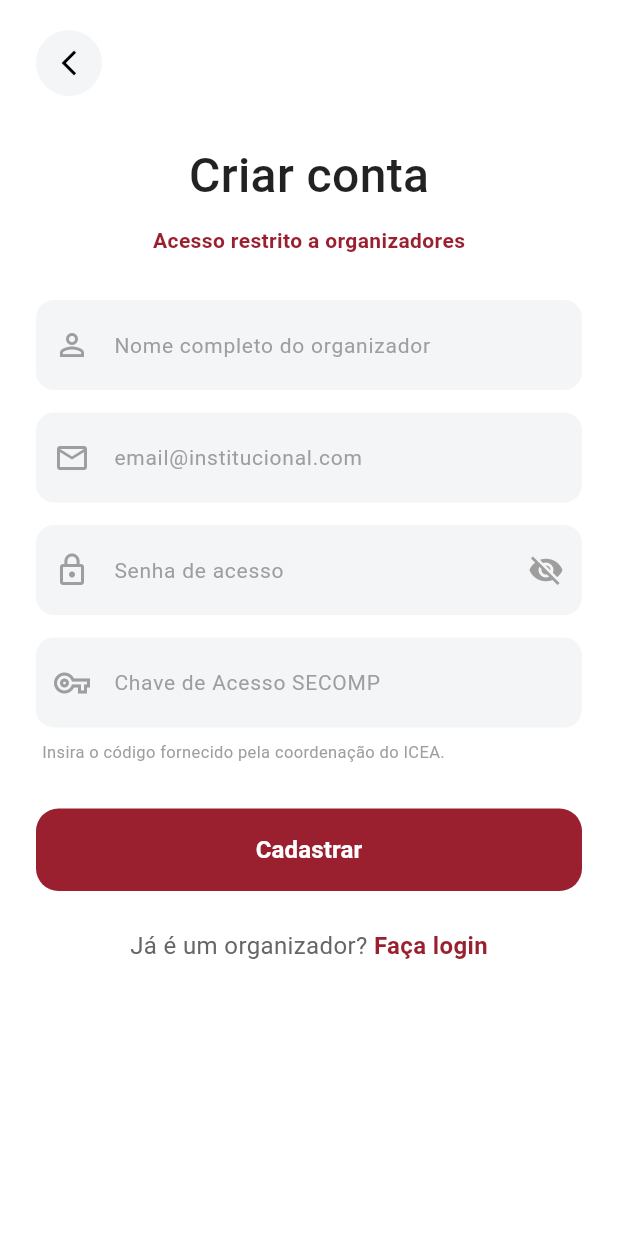
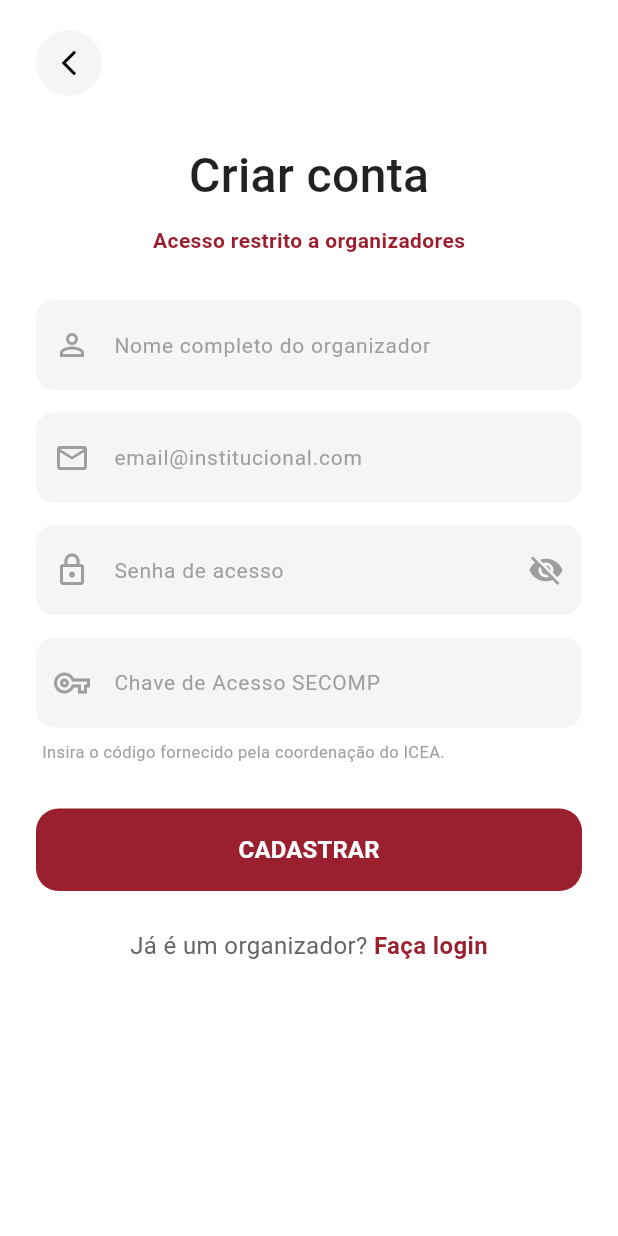
Before and after one commit to victoriacarvalho/secomp_app, a Flutter app: the SignUpAdmScreen screen opened directly, on a phone screen of 412 x 824 dp. Run offline on Flutter 3.47's test engine with Material 3 defaults, Android fonts, the light colour scheme and no system bars; our stand-ins replace cloud_firestore, firebase_auth, firebase_core, image_picker; accounts and stored records are empty; Roboto replaces fonts that are missing (Times New Roman).

Commit message:
refactor: add SignUpAdmScreen with restricted access logic and anti-stretch scroll

```diff
--- a/lib/screens/sign_up_adm_screen.dart
+++ b/lib/screens/sign_up_adm_screen.dart
@@ -1,6 +1,6 @@
 import 'package:flutter/material.dart';
 import '../servicos/autenticacao_servico.dart';
-import 'home_screen.dart'; // Import necessário para o redirecionamento
+import 'home_screen.dart';
 
 class SignUpAdmScreen extends StatefulWidget {
   const SignUpAdmScreen({super.key});
@@ -10,12 +10,10 @@ class SignUpAdmScreen extends StatefulWidget {
 }
 
 class _SignUpAdmScreenState extends State<SignUpAdmScreen> {
-
   final Color primaryRed = const Color(0xFF9A202F);
   final Color lightGreyBackground = const Color(0xFFF3F5F7);
   final Color textGrey = const Color(0xFF666666);
 
-  // Instância do serviço e Controllers
   final AutenticacaoServico _authService = AutenticacaoServico();
   final TextEditingController _nomeController = TextEditingController();
   final TextEditingController _emailController = TextEditingController();
@@ -34,7 +32,7 @@ class _SignUpAdmScreenState extends State<SignUpAdmScreen> {
     super.dispose();
   }
 
-  // --- LÓGICA DE CADASTRO MODIFICADA ---
+  // --- LÓGICA DE CADASTRO ADMINISTRATIVO ---
   void _validarCadastroAdm() async {
     String nome = _nomeController.text.trim();
     String email = _emailController.text.trim();
@@ -48,7 +46,7 @@ class _SignUpAdmScreenState extends State<SignUpAdmScreen> {
 
     setState(() => _isLoading = true);
 
-    // O serviço agora usa o UID do Auth para criar o doc no Firestore
+    // Cadastra no Auth e salva papel de Admin no Firestore via token
     String? erro = await _authService.cadastrarAdm(
       nome: nome,
       email: email,
@@ -64,8 +62,7 @@ class _SignUpAdmScreenState extends State<SignUpAdmScreen> {
     } else {
       _notificacao("Organizador cadastrado com sucesso!");
 
-      // REDIRECIONAMENTO AUTOMÁTICO:
-      // Como o usuário já está logado após o cadastro, mandamos direto para a Home
+      // Redireciona para Home limpando a pilha de telas
       Navigator.pushAndRemoveUntil(
         context,
         MaterialPageRoute(builder: (context) => const HomeScreen()),
@@ -89,7 +86,11 @@ class _SignUpAdmScreenState extends State<SignUpAdmScreen> {
     return Scaffold(
       backgroundColor: Colors.white,
       body: SafeArea(
+        // --- CORREÇÃO: Remove efeito de esticamento visual ---
+        child: ScrollConfiguration(
+          behavior: NoOverscrollBehavior(),
           child: SingleChildScrollView(
+            physics: const ClampingScrollPhysics(),
             padding: const EdgeInsets.symmetric(horizontal: 24.0),
             child: Column(
               crossAxisAlignment: CrossAxisAlignment.start,
@@ -98,7 +99,6 @@ class _SignUpAdmScreenState extends State<SignUpAdmScreen> {
                 _buildBackButton(context),
                 const SizedBox(height: 30),
 
-              // Cabeçalho ADM
                 Center(
                   child: Column(
                     children: [
@@ -118,7 +118,6 @@ class _SignUpAdmScreenState extends State<SignUpAdmScreen> {
                           color: primaryRed,
                           fontWeight: FontWeight.w600,
                           fontSize: 14,
-                        fontFamily: 'sans-serif'
                         ),
                       ),
                     ],
@@ -144,7 +143,7 @@ class _SignUpAdmScreenState extends State<SignUpAdmScreen> {
                   padding: EdgeInsets.only(top: 8, left: 4),
                   child: Text(
                     'Insira o código fornecido pela coordenação do ICEA.',
-                  style: TextStyle(fontSize: 11, color: Colors.grey, fontFamily: 'sans-serif'),
+                    style: TextStyle(fontSize: 11, color: Colors.grey),
                   ),
                 ),
 
@@ -154,6 +153,7 @@ class _SignUpAdmScreenState extends State<SignUpAdmScreen> {
                 _buildFooter(),
                 const SizedBox(height: 20),
               ],
+            ),
           ),
         ),
       ),
@@ -234,7 +234,7 @@ class _SignUpAdmScreenState extends State<SignUpAdmScreen> {
         child: _isLoading
           ? const CircularProgressIndicator(color: Colors.white)
           : const Text(
-              'Cadastrar',
+              'CADASTRAR',
               style: TextStyle(color: Colors.white, fontSize: 16, fontWeight: FontWeight.bold),
             ),
       ),
@@ -245,12 +245,17 @@ class _SignUpAdmScreenState extends State<SignUpAdmScreen> {
     return Row(
       mainAxisAlignment: MainAxisAlignment.center,
       children: [
-        Text('Já é um organizador? ', style: TextStyle(color: textGrey, fontSize: 16, fontFamily: 'sans-serif')),
+        Text('Já é um organizador? ', style: TextStyle(color: textGrey, fontSize: 16)),
         GestureDetector(
           onTap: () => Navigator.pop(context),
-          child: Text('Faça login', style: TextStyle(color: primaryRed, fontWeight: FontWeight.bold, fontSize: 16, fontFamily: 'sans-serif')),
+          child: Text('Faça login', style: TextStyle(color: primaryRed, fontWeight: FontWeight.bold, fontSize: 16)),
         ),
       ],
     );
   }
 }
+
+class NoOverscrollBehavior extends ScrollBehavior {
+  @override
+  Widget buildOverscrollIndicator(BuildContext context, Widget child, ScrollableDetails details) => child;
+}
```
Lines whose indentation alone changed are shown as unchanged.
